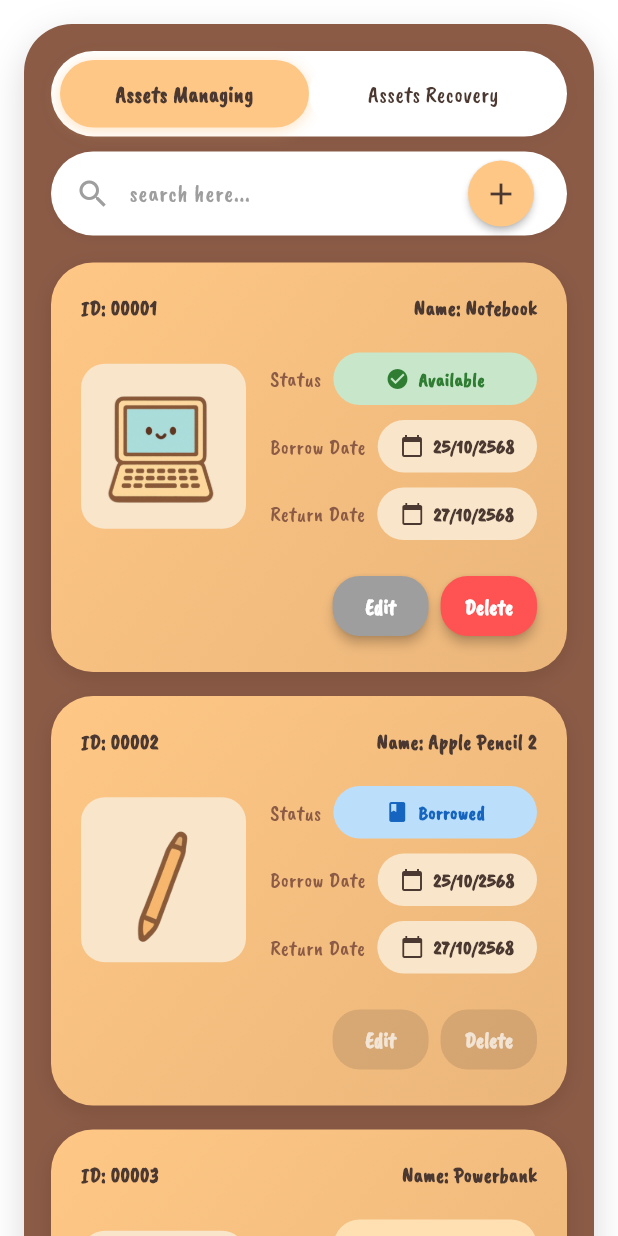
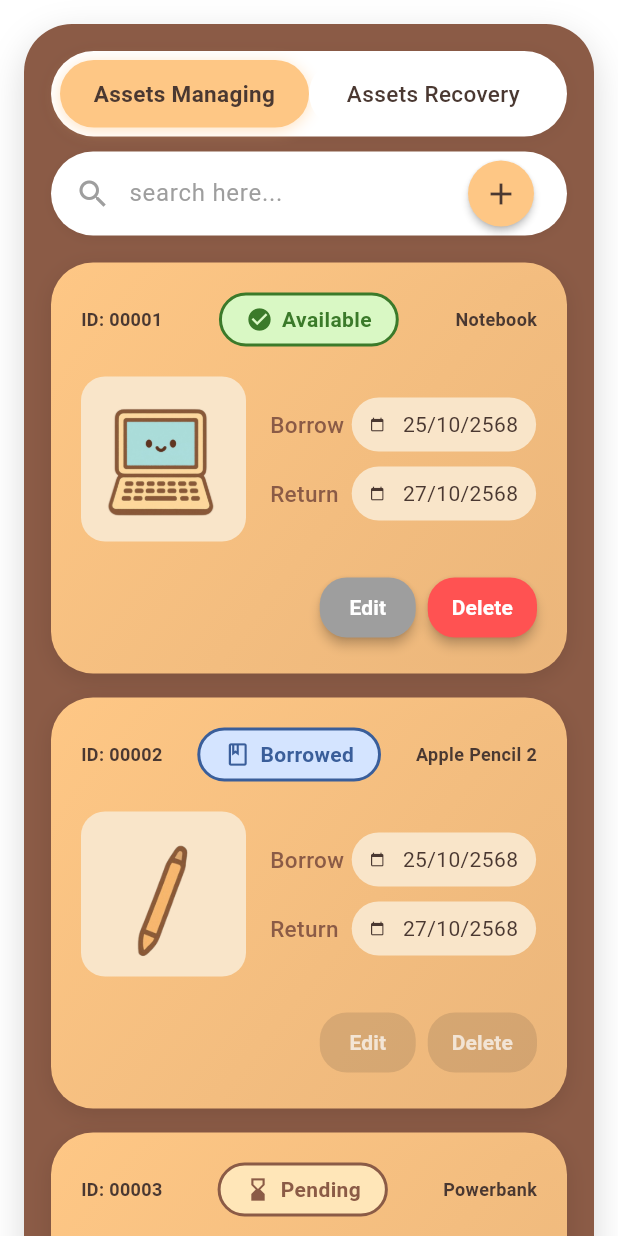
Before and after one commit to kimmysoybad404/project_mobile, a Flutter app: the ManageAssetsPage2 screen opened directly, on a phone screen of 412 x 824 dp. Run offline on Flutter 3.47's test engine with Material 3 defaults, Android fonts, the phone set to English and light mode, and no system bars; our stand-ins replace animated_notch_bottom_bar, awesome_dialog, fl_chart, google_fonts, shared_preferences; accounts and stored records are empty; network calls fail; Roboto replaces fonts that are missing (Delius).

Commit message:
Revemp : EveryThingNaja

```diff
--- a/lib/Borrower/request_page.dart
+++ b/lib/Borrower/request_page.dart
@@ -51,7 +51,6 @@ class _RequestPageState extends State<RequestPage> {
         url,
         headers: {'Content-Type': 'application/json'},
       );
-      print(response.body);
       if (response.statusCode == 200) {
         final List<HistoryItem> items = historyItemFromJson(response.body);
         setState(() {
--- a/lib/Staff/manage_assets_page2.dart
+++ b/lib/Staff/manage_assets_page2.dart
@@ -302,13 +302,18 @@ class _ManageAssetsPage2State extends State<ManageAssetsPage2>
                     style: const TextStyle(
                       color: Color(0xFF4A3831),
                       fontWeight: FontWeight.bold,
+                      fontSize: 12,
                     ),
                   ),
+
+                  _CheckStatus(item["status"]),
+
                   Text(
-                    "Name: ${item["name"]}",
+                    "${item["name"]}",
                     style: const TextStyle(
                       color: Color(0xFF4A3831),
                       fontWeight: FontWeight.bold,
+                      fontSize: 12,
                     ),
                   ),
                 ],
@@ -326,14 +331,24 @@ class _ManageAssetsPage2State extends State<ManageAssetsPage2>
                   ),
                   const SizedBox(width: 16),
                   Expanded(
-                    child: Column(
+                    child: Row(
+                      children: [
+                        Column(
                           crossAxisAlignment: CrossAxisAlignment.start,
                           children: [
-                        _buildDateBox("Status", item["status"] ?? "-"),
+                            _buildDateText("Borrow"),
+                            const SizedBox(height: 25),
+                            _buildDateText("Return"),
+                          ],
+                        ),
+                        Column(
+                          crossAxisAlignment: CrossAxisAlignment.start,
+                          children: [
+                            _buildDateBox(item["borrowDate"] ?? ""),
                             const SizedBox(height: 10),
-                        _buildDateBox("Borrow Date", item["borrowDate"] ?? ""),
-                        const SizedBox(height: 10),
-                        _buildDateBox("Return Date", item["returnDate"] ?? "-"),
+                            _buildDateBox(item["returnDate"] ?? "-"),
+                          ],
+                        ),
                       ],
                     ),
                   ),
@@ -406,13 +421,16 @@ class _ManageAssetsPage2State extends State<ManageAssetsPage2>
                     style: const TextStyle(
                       color: Color(0xFF4A3831),
                       fontWeight: FontWeight.bold,
+                      fontSize: 12,
                     ),
                   ),
+                  _CheckStatus(item["status"]),
                   Text(
-                    "Name: ${item["name"]}",
+                    "${item["name"]}",
                     style: const TextStyle(
                       color: Color(0xFF4A3831),
                       fontWeight: FontWeight.bold,
+                      fontSize: 12,
                     ),
                   ),
                 ],
@@ -431,16 +449,32 @@ class _ManageAssetsPage2State extends State<ManageAssetsPage2>
                   ),
                   const SizedBox(width: 16),
                   Expanded(
-                    child: Column(
+                    child: Row(
+                      children: [
+                        Column(
+                          children: [
+                            Column(
                               crossAxisAlignment: CrossAxisAlignment.start,
                               children: [
-                        _buildDateBox("Status", item["status"] ?? "-"),
+                                _buildDateText("BorrowBy"),
+                                const SizedBox(height: 25),
+                                _buildDateText("Borrow"),
+                                const SizedBox(height: 25),
+                                _buildDateText("Return"),
+                              ],
+                            ),
+                          ],
+                        ),
+                        Column(
+                          crossAxisAlignment: CrossAxisAlignment.start,
+                          children: [
+                            _buildDateBox(item["borrowBy"] ?? "-"),
                             const SizedBox(height: 10),
-                        _buildDateBox("Borrow By", item["borrowBy"] ?? "-"),
+                            _buildDateBox(item["borrowDate"] ?? "-"),
                             const SizedBox(height: 10),
-                        _buildDateBox("Borrow Date", item["borrowDate"] ?? "-"),
-                        const SizedBox(height: 10),
-                        _buildDateBox("Return Date", item["returnDate"] ?? "-"),
+                            _buildDateBox(item["returnDate"] ?? "-"),
+                          ],
+                        ),
                       ],
                     ),
                   ),
@@ -602,74 +636,106 @@ class _ManageAssetsPage2State extends State<ManageAssetsPage2>
     );
   }
 
-  Widget _buildDateBox(String label, String value) {
+  Widget _CheckStatus(String status) {
     Color bgColor = const Color(0xFFF9E5C9);
     Color textColor = const Color(0xFF4A3831);
-    IconData iconData = Icons.calendar_today;
+    IconData iconData = Icons.help_outline;
 
-    if (label == "Status") {
-      switch (value) {
+    switch (status) {
       case "Available":
-          bgColor = Colors.green.shade100;
-          textColor = Colors.green.shade800;
+        bgColor = const Color(0xFFD9F8C4); // เขียวอ่อนอบอุ่น
+        textColor = const Color(0xFF3B7A2A);
         iconData = Icons.check_circle;
         break;
+
       case "Borrowed":
-          bgColor = Colors.blue.shade100;
-          textColor = Colors.blue.shade800;
-          iconData = Icons.book;
+        bgColor = const Color(0xFFD4E4FF); // ฟ้าอ่อน
+        textColor = const Color(0xFF3A5E9A);
+        iconData = Icons.book_outlined;
         break;
+
       case "Pending":
-        case "Pending Return":
-          bgColor = Colors.orange.shade100;
-          textColor = Colors.orange.shade800;
+        bgColor = const Color(0xFFFFE6B8); // เหลืองอ่อน
+        textColor = const Color(0xFF8B5B46);
         iconData = Icons.hourglass_bottom;
         break;
+
       case "Disabled":
-          bgColor = Colors.grey.shade300;
-          textColor = Colors.grey.shade700;
+        bgColor = const Color(0xFFE0E0E0); // เทาอ่อน
+        textColor = const Color(0xFF6B6B6B);
         iconData = Icons.cancel;
         break;
+
+      default:
+        bgColor = const Color(0xFFF9E5C9);
+        textColor = const Color(0xFF4A3831);
+        iconData = Icons.info_outline;
     }
-    } else if (label == "Borrow By") {
-      iconData = Icons.person_outline;
-    } else if (label.contains("Date")) {
-      iconData = Icons.calendar_today;
+
+    return Container(
+      padding: const EdgeInsets.symmetric(horizontal: 16, vertical: 6),
+      decoration: BoxDecoration(
+        color: bgColor,
+        borderRadius: BorderRadius.circular(25),
+        border: Border.all(color: textColor, width: 2),
+      ),
+      child: Row(
+        mainAxisSize: MainAxisSize.min,
+        children: [
+          Icon(iconData, size: 18, color: textColor),
+          const SizedBox(width: 6),
+          Text(
+            status,
+            style: TextStyle(
+              color: textColor,
+              fontSize: 14,
+              fontWeight: FontWeight.w600,
+            ),
+          ),
+        ],
+      ),
+    );
   }
+
+  Widget _buildDateText(String label) {
+    const darkBrown = Color(0xFF8B5B46);
+    const db = Color(0xFF4A3831);
 
     return Row(
       children: [
         Text(
           label,
           style: const TextStyle(
-            color: Color(0xFF8B5B46),
-            fontSize: 14,
+            color: darkBrown,
+            fontSize: 15,
             fontWeight: FontWeight.w500,
           ),
         ),
-        const SizedBox(width: 8),
-        Expanded(
-          child: Container(
+        const SizedBox(width: 5),
+      ],
+    );
+  }
+
+  Widget _buildDateBox(String date) {
+    const darkBrown = Color(0xFF8B5B46);
+    const db = Color(0xFF4A3831);
+
+    return Row(
+      children: [
+        Container(
           padding: const EdgeInsets.symmetric(horizontal: 12, vertical: 8),
           decoration: BoxDecoration(
-              color: bgColor,
-              borderRadius: BorderRadius.circular(20),
+            color: const Color(0xFFF9E5C9),
+            borderRadius: BorderRadius.circular(25),
           ),
           child: Row(
-              mainAxisAlignment: MainAxisAlignment.center,
             children: [
-                Icon(iconData, size: 16, color: textColor),
-                const SizedBox(width: 6),
-                Text(
-                  value.isEmpty ? "-" : value,
-                  style: TextStyle(
-                    color: textColor,
-                    fontWeight: FontWeight.bold,
-                    fontSize: 13,
-                  ),
-                ),
+              Icon(Icons.calendar_today, color: db, size: 10),
+              SizedBox(width: 6),
+
+              SizedBox(width: 6),
+              Text(date, style: const TextStyle(color: db, fontSize: 14)),
             ],
-            ),
           ),
         ),
       ],
--- a/lib/main.dart
+++ b/lib/main.dart
@@ -1,5 +1,6 @@
 import 'package:flutter/material.dart';
 import 'package:project_mobile/identify_page.dart';
+import 'package:google_fonts/google_fonts.dart';
 
 void main() {
   runApp(const MyApp());
@@ -12,11 +13,10 @@ class MyApp extends StatelessWidget {
     return MaterialApp(
       debugShowCheckedModeBanner: false,
       theme: ThemeData(
-        textTheme: TextTheme(headlineLarge: TextStyle(letterSpacing: 10)),
+        textTheme: GoogleFonts.deliusTextTheme(),
         primarySwatch: Colors.blue,
-        fontFamily: 'Chewy',
       ),
-      home: IdentifyPage(),
+      home: const IdentifyPage(),
     );
   }
 }
--- a/pubspec.yaml
+++ b/pubspec.yaml
@@ -36,6 +36,7 @@ dependencies:
   http: ^1.5.0
   awesome_dialog: ^3.3.0
   shared_preferences: ^2.5.3
+  google_fonts: ^6.3.2
   # The following adds the Cupertino Icons font to your application.
   # Use with the CupertinoIcons class for iOS style icons.
 
```
Also changed, not shown: lib/Borrower/history_item.dart (+13 -22 lines), lib/Borrower/home_page.dart (+55 -47 lines), lib/Lender/home_page.dart (+105 -88 lines), lib/Lender/request_page.dart (+26 -36 lines), pubspec.lock, 1 other file. Lines whose indentation alone changed are shown as unchanged.
